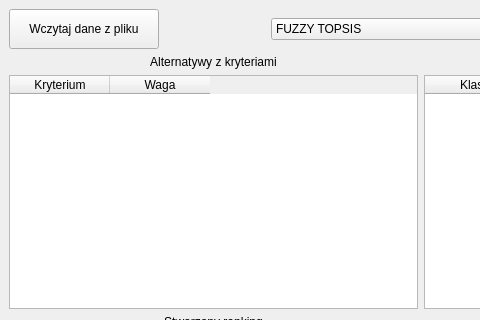
Julnowak/Optymalizacja-wielokryterialna, file lab4/OW_GUI/form.ui: the form before one commit; both pictures show x 0 to 480 and y 0 to 320 of the 842 by 600 pixel window.
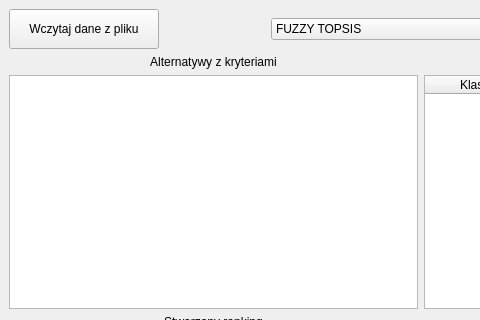
The form after the commit. Custom widgets are drawn as their Qt base class.

Diff of the .ui file:
```diff
--- a/lab4/OW_GUI/form.ui
+++ b/lab4/OW_GUI/form.ui
@@ -6,7 +6,7 @@
    <rect>
     <x>0</x>
     <y>0</y>
-    <width>800</width>
+    <width>842</width>
     <height>600</height>
    </rect>
   </property>
@@ -184,16 +184,9 @@
         <height>200</height>
        </size>
       </property>
-      <column>
-       <property name="text">
-        <string>Kryterium</string>
-       </property>
-      </column>
-      <column>
-       <property name="text">
-        <string>Waga</string>
-       </property>
-      </column>
+      <attribute name="verticalHeaderHighlightSections">
+       <bool>true</bool>
+      </attribute>
      </widget>
     </item>
    </layout>
```
Left out of the diff: 5 changed lines with no effect on the pictures.
